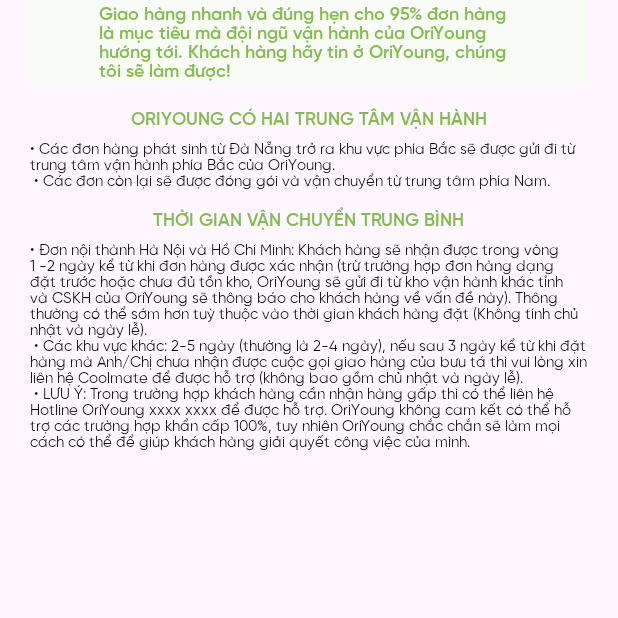
After one commit to phuonghthu/MCommerce-OriYoung-App, an Android app: the fragment VanchuyenFragment shown on its own in the app's theme, on a phone screen of 412 x 824 dp, the top half of it. The commit adds this screen. Run offline under Robolectric (Android 15) with nearby library versions, the phone set to English and light mode, and no system bars.

Commit message:
UI thong tin ho tro - Ongoing

```diff
--- a/app/src/main/AndroidManifest.xml
+++ b/app/src/main/AndroidManifest.xml
@@ -13,6 +13,9 @@
         android:theme="@style/Theme.Oriyoung"
         tools:targetApi="31">
         <activity
+            android:name=".Sign_up"
+            android:exported="false" />
+        <activity
             android:name=".signup_success"
             android:exported="false" />
         <activity
@@ -25,7 +28,7 @@
             android:name=".MainActivity"
             android:exported="false" />
         <activity
-            android:name=".Sign_up"
+            android:name=".Trung_tam_ho_tro"
             android:exported="true">
             <intent-filter>
                 <action android:name="android.intent.action.MAIN" />
--- /dev/null
+++ b/app/src/main/java/com/group6/oriyoung/fragment/VanchuyenFragment.java
@@ -0,0 +1,66 @@
+package com.group6.oriyoung.fragment;
+
+import android.os.Bundle;
+
+import androidx.fragment.app.Fragment;
+
+import android.view.LayoutInflater;
+import android.view.View;
+import android.view.ViewGroup;
+
+import com.group6.oriyoung.R;
+
+/**
+ * A simple {@link Fragment} subclass.
+ * Use the {@link VanchuyenFragment#newInstance} factory method to
+ * create an instance of this fragment.
+ */
+public class VanchuyenFragment extends Fragment {
+
+    // TODO: Rename parameter arguments, choose names that match
+    // the fragment initialization parameters, e.g. ARG_ITEM_NUMBER
+    private static final String ARG_PARAM1 = "param1";
+    private static final String ARG_PARAM2 = "param2";
+
+    // TODO: Rename and change types of parameters
+    private String mParam1;
+    private String mParam2;
+
+    public VanchuyenFragment() {
+        // Required empty public constructor
+    }
+
+    /**
+     * Use this factory method to create a new instance of
+     * this fragment using the provided parameters.
+     *
+     * @param param1 Parameter 1.
+     * @param param2 Parameter 2.
+     * @return A new instance of fragment VanchuyenFragment.
+     */
+    // TODO: Rename and change types and number of parameters
+    public static VanchuyenFragment newInstance(String param1, String param2) {
+        VanchuyenFragment fragment = new VanchuyenFragment();
+        Bundle args = new Bundle();
+        args.putString(ARG_PARAM1, param1);
+        args.putString(ARG_PARAM2, param2);
+        fragment.setArguments(args);
+        return fragment;
+    }
+
+    @Override
+    public void onCreate(Bundle savedInstanceState) {
+        super.onCreate(savedInstanceState);
+        if (getArguments() != null) {
+            mParam1 = getArguments().getString(ARG_PARAM1);
+            mParam2 = getArguments().getString(ARG_PARAM2);
+        }
+    }
+
+    @Override
+    public View onCreateView(LayoutInflater inflater, ViewGroup container,
+                             Bundle savedInstanceState) {
+        // Inflate the layout for this fragment
+        return inflater.inflate(R.layout.fragment_vanchuyen, container, false);
+    }
+}
--- /dev/null
+++ b/app/src/main/res/layout/fragment_vanchuyen.xml
@@ -0,0 +1,78 @@
+<?xml version="1.0" encoding="utf-8"?>
+<androidx.constraintlayout.widget.ConstraintLayout xmlns:android="http://schemas.android.com/apk/res/android"
+    xmlns:tools="http://schemas.android.com/tools"
+    android:layout_width="match_parent"
+    android:layout_height="match_parent"
+    xmlns:app="http://schemas.android.com/apk/res-auto"
+    tools:context=".fragment.VanchuyenFragment">
+
+    <!-- TODO: Update blank fragment layout -->
+    <ScrollView
+        android:layout_width="match_parent"
+        android:layout_height="wrap_content"
+        app:layout_constraintTop_toTopOf="parent"
+        app:layout_constraintStart_toStartOf="parent">
+        <LinearLayout
+            android:layout_width="match_parent"
+            android:layout_height="wrap_content"
+            android:orientation="vertical"
+            android:paddingHorizontal="@dimen/horizontal_padding">
+            <LinearLayout
+                android:layout_width="match_parent"
+                android:layout_height="wrap_content"
+                android:background="@color/primarybackground"
+                android:orientation="vertical"
+                android:gravity="center">
+                <TextView
+                    android:layout_width="280dp"
+                    android:layout_height="wrap_content"
+                    android:fontFamily="@font/gilroy_semibold"
+                    android:textColor="@color/primarygreen"
+                    android:textSize="@dimen/small_textSize"
+                    android:text="Giao hàng nhanh và đúng hẹn cho 95% đơn hàng là mục tiêu mà đội ngũ vận hành của OriYoung hướng tới. Khách hàng hãy tin ở OriYoung, chúng tôi sẽ làm được!"/>
+
+            </LinearLayout>
+            <LinearLayout
+                android:layout_width="match_parent"
+                android:layout_height="wrap_content"
+                android:orientation="vertical"
+                android:layout_marginTop="15dp"
+                android:gravity="center">
+                <TextView
+                    android:layout_width="wrap_content"
+                    android:layout_height="wrap_content"
+                    android:fontFamily="@font/gilroy_semibold"
+                    android:textColor="@color/primarygreen"
+                    android:textSize="@dimen/small_textSize"
+                    android:text="ORIYOUNG CÓ HAI TRUNG TÂM VẬN HÀNH"/>
+                <TextView
+                    android:layout_marginTop="5dp"
+                    android:layout_width="wrap_content"
+                    android:layout_height="wrap_content"
+                    android:fontFamily="@font/gilroy_regular"
+                    android:textColor="@color/black"
+                    android:textSize="@dimen/xsmall_textSize"
+                    android:text="@string/html_trungtam"/>
+                <TextView
+                    android:layout_width="wrap_content"
+                    android:layout_height="wrap_content"
+                    android:fontFamily="@font/gilroy_semibold"
+                    android:textColor="@color/primarygreen"
+                    android:textSize="@dimen/small_textSize"
+                    android:text="THỜI GIAN VẬN CHUYỂN TRUNG BÌNH"/>
+                <TextView
+                    android:layout_marginTop="5dp"
+                    android:layout_width="wrap_content"
+                    android:layout_height="wrap_content"
+                    android:fontFamily="@font/gilroy_regular"
+                    android:textColor="@color/black"
+                    android:textSize="@dimen/xsmall_textSize"
+                    android:text="@string/html_thoigian"/>
+
+
+            </LinearLayout>
+
+        </LinearLayout>
+    </ScrollView>
+
+</androidx.constraintlayout.widget.ConstraintLayout>
--- a/app/src/main/res/values/strings.xml
+++ b/app/src/main/res/values/strings.xml
@@ -1,4 +1,14 @@
 <resources>
     <string name="app_name">Oriyoung</string>
-    <!-- TODO: Remove or change this placeholder text -->
+    <string name="html_trungtam"><![CDATA[
+    • Các đơn hàng phát sinh từ Đà Nẵng trở ra khu vực phía Bắc sẽ được gửi đi từ trung tâm vận hành phía Bắc của OriYoung.\n
+    • Các đơn còn lại sẽ được đóng gói và vận chuyển từ trung tâm phía Nam.\n
+]]></string>
+
+    <string name="html_thoigian"><![CDATA[
+    • Đơn nội thành Hà Nội và Hồ Chí Minh: Khách hàng sẽ nhận được trong vòng 1 -2 ngày kể từ khi đơn hàng được xác nhận (trừ trường hợp đơn hàng dạng đặt trước hoặc chưa đủ tồn kho, OriYoung sẽ gửi đi từ kho vận hành khác tỉnh và CSKH của OriYoung sẽ thông báo cho khách hàng về vấn đề này). Thông thường có thể sớm hơn tuỳ thuộc vào thời gian khách hàng đặt (Không tính chủ nhật và ngày lễ).\n
+    • Các khu vực khác: 2-5 ngày (thường là 2-4 ngày), nếu sau 3 ngày kể từ khi đặt hàng mà Anh/Chị chưa nhận được cuộc gọi giao hàng của bưu tá thì vui lòng xin liên hệ Coolmate để được hỗ trợ (không bao gồm chủ nhật và ngày lễ).\n
+    • LƯU Ý: Trong trường hợp khách hàng cần nhận hàng gấp thì có thể liên hệ Hotline OriYoung xxxx xxxx để được hỗ trợ. OriYoung không cam kết có thể hỗ trợ các trường hợp khẩn cấp 100%, tuy nhiên OriYoung chắc chắn sẽ làm mọi cách có thể để giúp khách hàng giải quyết công việc của mình.
+]]></string>
+
 </resources>
```
Also changed, not shown: app/src/main/java/com/group6/oriyoung/Trung_tam_ho_tro.java (added, +64 -0 lines), app/src/main/java/com/group6/oriyoung/fragment/BaomatFragment.java (added, +66 -0 lines), app/src/main/java/com/group6/oriyoung/fragment/DoitraFragment.java (added, +66 -0 lines), app/src/main/res/drawable/button_layout_white_green.xml (renamed from app/src/main/res/drawable/button_layout_cancel.xml, +5 -2 lines), app/src/main/res/layout/activity_trung_tam_ho_tro.xml (added, +100 -0 lines), app/src/main/res/layout/fragment_baomat.xml (added, +14 -0 lines), app/src/main/res/layout/fragment_doitra.xml (added, +70 -0 lines), app/src/main/res/drawable/logo_hcn.png (added), app/src/main/res/drawable/ori.png (added).
